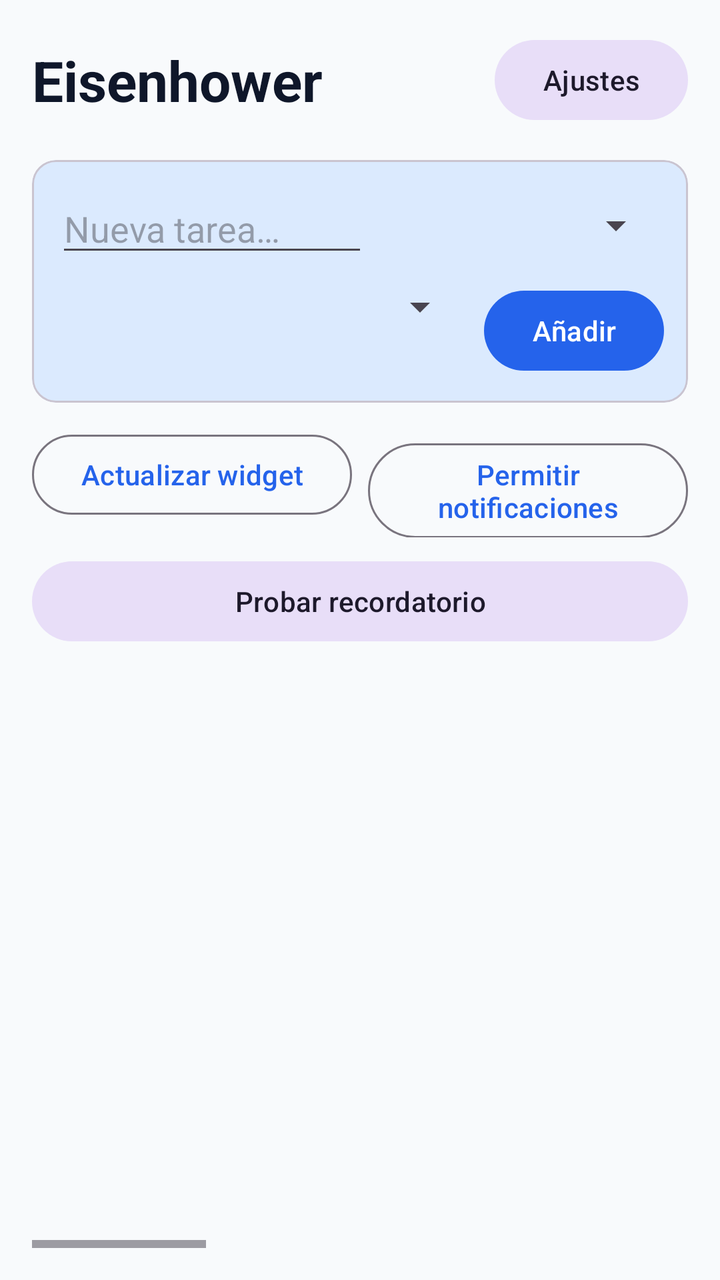
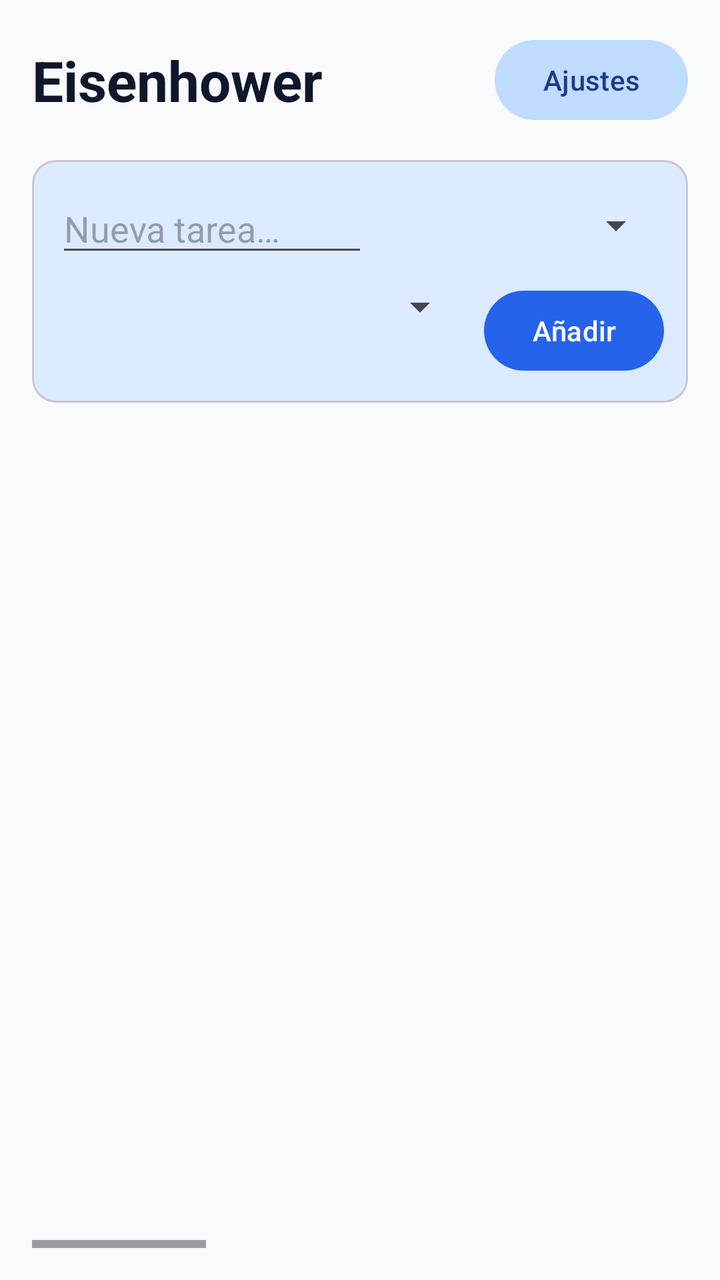

Before-and-after screenshots of an Android layout around one commit, followed by the original layout XML and the change that was made.
<!-- AndroidManifest.xml: application theme AppTheme -->
<!-- res/layout/activity_main.xml -->
<?xml version="1.0" encoding="utf-8"?>
<LinearLayout xmlns:android="http://schemas.android.com/apk/res/android"
    android:layout_width="match_parent"
    android:layout_height="match_parent"
    android:background="#F8FAFC"
    android:orientation="vertical"
    android:padding="16dp">

    <LinearLayout
        android:layout_width="match_parent"
        android:layout_height="wrap_content"
        android:gravity="center_vertical"
        android:orientation="horizontal">

        <TextView
            android:layout_width="0dp"
            android:layout_height="wrap_content"
            android:layout_weight="1"
            android:text="@string/main_title"
            android:textColor="#0F172A"
            android:textSize="28sp"
            android:textStyle="bold" />

        <com.google.android.material.button.MaterialButton
            android:id="@+id/btnSettings"
            style="@style/Widget.Material3.Button.TonalButton"
            android:layout_width="wrap_content"
            android:layout_height="wrap_content"
            android:text="@string/settings" />
    </LinearLayout>

    
    <com.google.android.material.card.MaterialCardView
        android:layout_width="match_parent"
        android:layout_height="wrap_content"
        android:layout_marginTop="16dp"
        android:backgroundTint="#DBEAFE"
        android:elevation="0dp">

        <LinearLayout
            android:layout_width="match_parent"
            android:layout_height="wrap_content"
            android:orientation="vertical"
            android:padding="12dp">

            <LinearLayout
                android:layout_width="match_parent"
                android:layout_height="wrap_content"
                android:gravity="center_vertical"
                android:orientation="horizontal">

                <EditText
                    android:id="@+id/taskInput"
                    android:layout_width="0dp"
                    android:layout_height="wrap_content"
                    android:layout_weight="1"
                    android:hint="@string/task_hint"
                    android:inputType="textCapSentences"
                    android:maxLines="1" />

                <Spinner
                    android:id="@+id/quadrantSpinner"
                    android:layout_width="140dp"
                    android:layout_height="wrap_content"
                    android:layout_marginStart="8dp" />
            </LinearLayout>

            <LinearLayout
                android:layout_width="match_parent"
                android:layout_height="wrap_content"
                android:layout_marginTop="8dp"
                android:orientation="horizontal">

                <Spinner
                    android:id="@+id/dueSpinner"
                    android:layout_width="0dp"
                    android:layout_height="wrap_content"
                    android:layout_weight="1" />

                <com.google.android.material.button.MaterialButton
                    android:id="@+id/btnAdd"
                    android:layout_width="wrap_content"
                    android:layout_height="wrap_content"
                    android:layout_marginStart="8dp"
                    android:text="@string/add" />
            </LinearLayout>
        </LinearLayout>
    </com.google.android.material.card.MaterialCardView>

    <LinearLayout
        android:layout_width="match_parent"
        android:layout_height="wrap_content"
        android:layout_marginTop="12dp"
        android:orientation="horizontal">

        <com.google.android.material.button.MaterialButton
            android:id="@+id/btnWidget"
            style="@style/Widget.Material3.Button.OutlinedButton"
            android:layout_width="0dp"
            android:layout_height="wrap_content"
            android:layout_weight="1"
            android:text="@string/update_widget" />

        <com.google.android.material.button.MaterialButton
            android:id="@+id/btnNotify"
            style="@style/Widget.Material3.Button.OutlinedButton"
            android:layout_width="0dp"
            android:layout_height="wrap_content"
            android:layout_marginStart="8dp"
            android:layout_weight="1"
            android:text="@string/allow_notifications" />
    </LinearLayout>

    <com.google.android.material.button.MaterialButton
        android:id="@+id/btnTestNotify"
        style="@style/Widget.Material3.Button.TonalButton"
        android:layout_width="match_parent"
        android:layout_height="wrap_content"
        android:layout_marginTop="8dp"
        android:text="@string/test_reminder" />

    
    <HorizontalScrollView
        android:layout_width="match_parent"
        android:layout_height="0dp"
        android:layout_marginTop="16dp"
        android:layout_weight="1"
        android:fillViewport="true">

        <LinearLayout
            android:layout_width="wrap_content"
            android:layout_height="match_parent"
            android:orientation="horizontal">

            
            <LinearLayout
                android:layout_width="300dp"
                android:layout_height="match_parent"
                android:layout_marginEnd="12dp"
                android:orientation="vertical">
                <TextView android:id="@+id/titleQ1View" android:layout_width="match_parent" android:layout_height="wrap_content" android:textColor="#0F172A" android:textSize="18sp" android:textStyle="bold" android:paddingBottom="8dp"/>
                <androidx.recyclerview.widget.RecyclerView android:id="@+id/listQ1" android:layout_width="match_parent" android:layout_height="match_parent" />
            </LinearLayout>

            
            <LinearLayout
                android:layout_width="300dp"
                android:layout_height="match_parent"
                android:layout_marginEnd="12dp"
                android:orientation="vertical">
                <TextView android:id="@+id/titleQ2View" android:layout_width="match_parent" android:layout_height="wrap_content" android:textColor="#0F172A" android:textSize="18sp" android:textStyle="bold" android:paddingBottom="8dp"/>
                <androidx.recyclerview.widget.RecyclerView android:id="@+id/listQ2" android:layout_width="match_parent" android:layout_height="match_parent" />
            </LinearLayout>

            
            <LinearLayout
                android:layout_width="300dp"
                android:layout_height="match_parent"
                android:layout_marginEnd="12dp"
                android:orientation="vertical">
                <TextView android:id="@+id/titleQ3View" android:layout_width="match_parent" android:layout_height="wrap_content" android:textColor="#0F172A" android:textSize="18sp" android:textStyle="bold" android:paddingBottom="8dp"/>
                <androidx.recyclerview.widget.RecyclerView android:id="@+id/listQ3" android:layout_width="match_parent" android:layout_height="match_parent" />
            </LinearLayout>

            
            <LinearLayout
                android:layout_width="300dp"
                android:layout_height="match_parent"
                android:orientation="vertical">
                <TextView android:id="@+id/titleQ4View" android:layout_width="match_parent" android:layout_height="wrap_content" android:textColor="#0F172A" android:textSize="18sp" android:textStyle="bold" android:paddingBottom="8dp"/>
                <androidx.recyclerview.widget.RecyclerView android:id="@+id/listQ4" android:layout_width="match_parent" android:layout_height="match_parent" />
            </LinearLayout>

        </LinearLayout>
    </HorizontalScrollView>
</LinearLayout>
<!-- resources referenced by this layout -->
<resources>
  <string name="add">Añadir</string>
  <string name="allow_notifications">Permitir notificaciones</string>
  <string name="main_title">Eisenhower</string>
  <string name="settings">Ajustes</string>
  <string name="task_hint">Nueva tarea…</string>
  <string name="test_reminder">Probar recordatorio</string>
  <string name="update_widget">Actualizar widget</string>
  <style name="AppTheme" parent="Theme.Material3.Light.NoActionBar">
          <item name="colorPrimary">#2563EB</item>
          <item name="android:statusBarColor">#0F172A</item>
          <item name="android:navigationBarColor">#0F172A</item>
      </style>
</resources>

<!-- the commit's change to res/layout/activity_main.xml (unified diff, before → after) -->
@@ -1,5 +1,6 @@
 <?xml version="1.0" encoding="utf-8"?>
 <LinearLayout xmlns:android="http://schemas.android.com/apk/res/android"
+    xmlns:app="http://schemas.android.com/apk/res-auto"
     android:layout_width="match_parent"
     android:layout_height="match_parent"
     android:background="#F8FAFC"
@@ -26,10 +27,11 @@
             style="@style/Widget.Material3.Button.TonalButton"
             android:layout_width="wrap_content"
             android:layout_height="wrap_content"
+            app:backgroundTint="#BFDBFE"
+            android:textColor="#1E3A8A"
             android:text="@string/settings" />
     </LinearLayout>
 
-    
     <com.google.android.material.card.MaterialCardView
         android:layout_width="match_parent"
         android:layout_height="wrap_content"
@@ -87,39 +89,6 @@
         </LinearLayout>
     </com.google.android.material.card.MaterialCardView>
 
-    <LinearLayout
-        android:layout_width="match_parent"
-        android:layout_height="wrap_content"
-        android:layout_marginTop="12dp"
-        android:orientation="horizontal">
-
-        <com.google.android.material.button.MaterialButton
-            android:id="@+id/btnWidget"
-            style="@style/Widget.Material3.Button.OutlinedButton"
-            android:layout_width="0dp"
-            android:layout_height="wrap_content"
-            android:layout_weight="1"
-            android:text="@string/update_widget" />
-
-        <com.google.android.material.button.MaterialButton
-            android:id="@+id/btnNotify"
-            style="@style/Widget.Material3.Button.OutlinedButton"
-            android:layout_width="0dp"
-            android:layout_height="wrap_content"
-            android:layout_marginStart="8dp"
-            android:layout_weight="1"
-            android:text="@string/allow_notifications" />
-    </LinearLayout>
-
-    <com.google.android.material.button.MaterialButton
-        android:id="@+id/btnTestNotify"
-        style="@style/Widget.Material3.Button.TonalButton"
-        android:layout_width="match_parent"
-        android:layout_height="wrap_content"
-        android:layout_marginTop="8dp"
-        android:text="@string/test_reminder" />
-
-    
     <HorizontalScrollView
         android:layout_width="match_parent"
         android:layout_height="0dp"
@@ -132,7 +101,6 @@
             android:layout_height="match_parent"
             android:orientation="horizontal">
 
-            
             <LinearLayout
                 android:layout_width="300dp"
                 android:layout_height="match_parent"
@@ -142,7 +110,6 @@
                 <androidx.recyclerview.widget.RecyclerView android:id="@+id/listQ1" android:layout_width="match_parent" android:layout_height="match_parent" />
             </LinearLayout>
 
-            
             <LinearLayout
                 android:layout_width="300dp"
                 android:layout_height="match_parent"
@@ -152,7 +119,6 @@
                 <androidx.recyclerview.widget.RecyclerView android:id="@+id/listQ2" android:layout_width="match_parent" android:layout_height="match_parent" />
             </LinearLayout>
 
-            
             <LinearLayout
                 android:layout_width="300dp"
                 android:layout_height="match_parent"
@@ -162,7 +128,6 @@
                 <androidx.recyclerview.widget.RecyclerView android:id="@+id/listQ3" android:layout_width="match_parent" android:layout_height="match_parent" />
             </LinearLayout>
 
-            
             <LinearLayout
                 android:layout_width="300dp"
                 android:layout_height="match_parent"
<!-- resource entries referenced after the edit -->
@@ -1,12 +1,9 @@
 <!-- resources referenced by this layout -->
 <resources>
   <string name="add">Añadir</string>
-  <string name="allow_notifications">Permitir notificaciones</string>
   <string name="main_title">Eisenhower</string>
   <string name="settings">Ajustes</string>
   <string name="task_hint">Nueva tarea…</string>
-  <string name="test_reminder">Probar recordatorio</string>
-  <string name="update_widget">Actualizar widget</string>
   <style name="AppTheme" parent="Theme.Material3.Light.NoActionBar">
           <item name="colorPrimary">#2563EB</item>
           <item name="android:statusBarColor">#0F172A</item>
